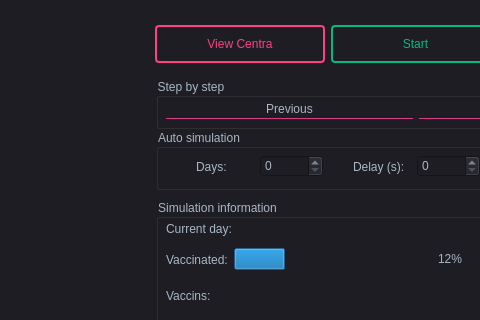
Old version of the form src/mainwindow.ui in the repository SteinVandenbroeke/PSE; both pictures show x 394 to 874 and y 0 to 320 of the 1080 by 632 pixel window.
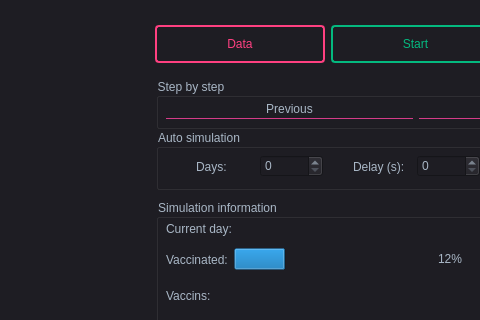
New version of the form.

```diff
--- a/src/mainwindow.ui
+++ b/src/mainwindow.ui
@@ -473,7 +473,7 @@
 }</string>
        </property>
        <property name="text">
-        <string>View Centra</string>
+        <string>Data</string>
        </property>
       </widget>
      </item>
```
